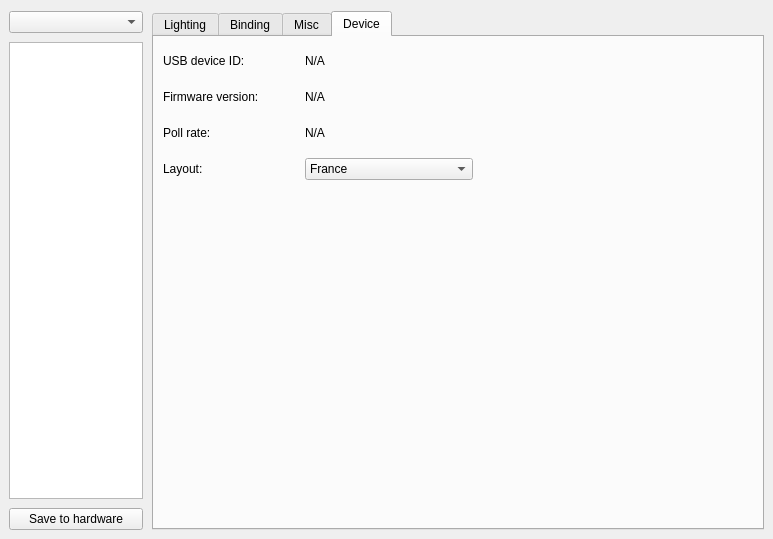
Before: the Qt Designer form src/ckb/kbwidget.ui in ckb-next/ckb-next, drawn with Qt 5.
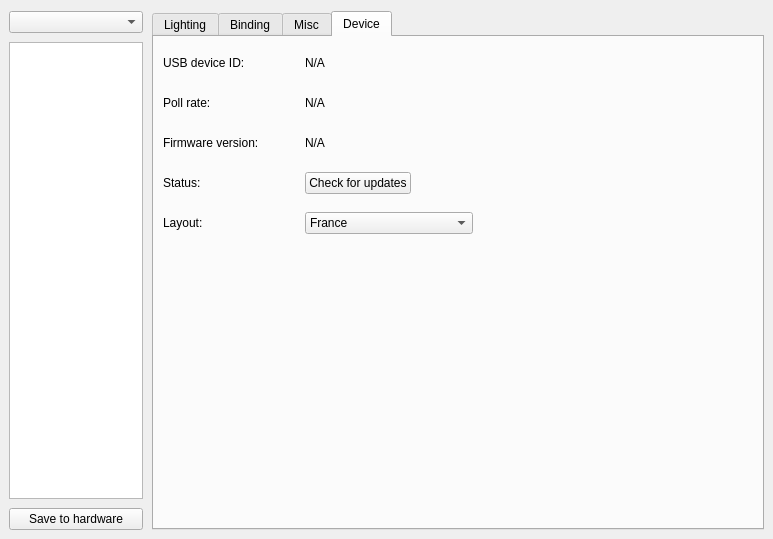
After: the same form once the commit is applied. The open tabs and pages were chosen to show the change. Custom widgets are drawn as their Qt base class.

Patch:
```diff
--- a/src/ckb/kbwidget.ui
+++ b/src/ckb/kbwidget.ui
@@ -260,7 +260,46 @@
        <string>Device</string>
       </attribute>
       <layout class="QGridLayout" name="gridLayout_3">
-       <item row="1" column="2">
+       <item row="0" column="2">
+        <widget class="QLabel" name="serialLabel">
+         <property name="cursor">
+          <cursorShape>IBeamCursor</cursorShape>
+         </property>
+         <property name="text">
+          <string>N/A</string>
+         </property>
+         <property name="textInteractionFlags">
+          <set>Qt::LinksAccessibleByMouse|Qt::TextSelectableByMouse</set>
+         </property>
+        </widget>
+       </item>
+       <item row="0" column="0">
+        <widget class="QLabel" name="label_4">
+         <property name="minimumSize">
+          <size>
+           <width>0</width>
+           <height>34</height>
+          </size>
+         </property>
+         <property name="text">
+          <string>USB device ID:</string>
+         </property>
+        </widget>
+       </item>
+       <item row="7" column="2">
+        <spacer name="verticalSpacer">
+         <property name="orientation">
+          <enum>Qt::Vertical</enum>
+         </property>
+         <property name="sizeHint" stdset="0">
+          <size>
+           <width>20</width>
+           <height>40</height>
+          </size>
+         </property>
+        </spacer>
+       </item>
+       <item row="2" column="2">
         <widget class="QLabel" name="fwLabel">
          <property name="cursor">
           <cursorShape>IBeamCursor</cursorShape>
@@ -273,27 +312,64 @@
          </property>
         </widget>
        </item>
-       <item row="1" column="0">
+       <item row="2" column="0">
         <widget class="QLabel" name="label_9">
+         <property name="minimumSize">
+          <size>
+           <width>0</width>
+           <height>34</height>
+          </size>
+         </property>
          <property name="text">
           <string>Firmware version:</string>
          </property>
         </widget>
        </item>
-       <item row="3" column="4">
-        <spacer name="horizontalSpacer">
+       <item row="4" column="0">
+        <widget class="QLabel" name="fwUpdLabel">
+         <property name="minimumSize">
+          <size>
+           <width>0</width>
+           <height>34</height>
+          </size>
+         </property>
+         <property name="text">
+          <string>Status:</string>
+         </property>
+        </widget>
+       </item>
+       <item row="6" column="0">
+        <widget class="QLabel" name="label_8">
+         <property name="minimumSize">
+          <size>
+           <width>0</width>
+           <height>34</height>
+          </size>
+         </property>
+         <property name="text">
+          <string>Layout:</string>
+         </property>
+        </widget>
+       </item>
+       <item row="2" column="1">
+        <spacer name="horizontalSpacer_2">
          <property name="orientation">
           <enum>Qt::Horizontal</enum>
          </property>
+         <property name="sizeType">
+          <enum>QSizePolicy::Fixed</enum>
+         </property>
          <property name="sizeHint" stdset="0">
           <size>
            <width>40</width>
-           <height>20</height>
+           <height>1</height>
           </size>
          </property>
         </spacer>
        </item>
-       <item row="3" column="2">
+       <item row="6" column="2">
+        <layout class="QHBoxLayout" name="horizontalLayout">
+         <item>
         <widget class="QComboBox" name="layoutBox">
          <property name="sizePolicy">
           <sizepolicy hsizetype="Fixed" vsizetype="Fixed">
@@ -338,140 +414,65 @@
          </item>
         </widget>
        </item>
+         <item>
+          <spacer name="horizontalSpacer">
+           <property name="orientation">
+            <enum>Qt::Horizontal</enum>
+           </property>
+           <property name="sizeHint" stdset="0">
+            <size>
+             <width>40</width>
+             <height>20</height>
+            </size>
+           </property>
+          </spacer>
+         </item>
+        </layout>
+       </item>
        <item row="4" column="2">
-        <spacer name="verticalSpacer">
-         <property name="orientation">
-          <enum>Qt::Vertical</enum>
-         </property>
-         <property name="sizeHint" stdset="0">
-          <size>
-           <width>20</width>
-           <height>40</height>
-          </size>
-         </property>
-        </spacer>
-       </item>
-       <item row="3" column="0">
-        <widget class="QLabel" name="label_8">
+        <layout class="QHBoxLayout" name="fwUpdLayout">
+         <item>
+          <widget class="QPushButton" name="fwUpdButton">
          <property name="text">
-          <string>Layout:</string>
+            <string>Check for updates</string>
          </property>
         </widget>
        </item>
-       <item row="1" column="1">
-        <spacer name="horizontalSpacer_2">
+         <item>
+          <spacer name="horizontalSpacer_3">
          <property name="orientation">
           <enum>Qt::Horizontal</enum>
          </property>
-         <property name="sizeType">
-          <enum>QSizePolicy::Fixed</enum>
-         </property>
          <property name="sizeHint" stdset="0">
           <size>
            <width>40</width>
-           <height>1</height>
+             <height>20</height>
           </size>
          </property>
         </spacer>
        </item>
-       <item row="0" column="0">
-        <widget class="QLabel" name="label_4">
-         <property name="text">
-          <string>USB device ID:</string>
-         </property>
-        </widget>
+        </layout>
        </item>
-       <item row="2" column="2">
-        <widget class="QLabel" name="pollLabel">
-         <property name="text">
-          <string>N/A</string>
+       <item row="1" column="0">
+        <widget class="QLabel" name="pollLabel2">
+         <property name="minimumSize">
+          <size>
+           <width>0</width>
+           <height>34</height>
+          </size>
          </property>
-        </widget>
-       </item>
-       <item row="2" column="0">
-        <widget class="QLabel" name="label_2">
          <property name="text">
           <string>Poll rate:</string>
          </property>
         </widget>
        </item>
-       <item row="0" column="2">
-        <widget class="QLabel" name="serialLabel">
-         <property name="cursor">
-          <cursorShape>IBeamCursor</cursorShape>
-         </property>
+       <item row="1" column="2">
+        <widget class="QLabel" name="pollLabel">
          <property name="text">
           <string>N/A</string>
          </property>
-         <property name="textInteractionFlags">
-          <set>Qt::LinksAccessibleByMouse|Qt::TextSelectableByMouse</set>
-         </property>
         </widget>
        </item>
-       <item row="3" column="3">
-        <spacer name="verticalSpacer_4">
-         <property name="orientation">
-          <enum>Qt::Vertical</enum>
-         </property>
-         <property name="sizeType">
-          <enum>QSizePolicy::Fixed</enum>
-         </property>
-         <property name="sizeHint" stdset="0">
-          <size>
-           <width>20</width>
-           <height>30</height>
-          </size>
-         </property>
-        </spacer>
-       </item>
-       <item row="1" column="3">
-        <spacer name="verticalSpacer_3">
-         <property name="orientation">
-          <enum>Qt::Vertical</enum>
-         </property>
-         <property name="sizeType">
-          <enum>QSizePolicy::Fixed</enum>
-         </property>
-         <property name="sizeHint" stdset="0">
-          <size>
-           <width>20</width>
-           <height>30</height>
-          </size>
-         </property>
-        </spacer>
-       </item>
-       <item row="0" column="3">
-        <spacer name="verticalSpacer_2">
-         <property name="orientation">
-          <enum>Qt::Vertical</enum>
-         </property>
-         <property name="sizeType">
-          <enum>QSizePolicy::Fixed</enum>
-         </property>
-         <property name="sizeHint" stdset="0">
-          <size>
-           <width>20</width>
-           <height>30</height>
-          </size>
-         </property>
-        </spacer>
-       </item>
-       <item row="2" column="3">
-        <spacer name="verticalSpacer_6">
-         <property name="orientation">
-          <enum>Qt::Vertical</enum>
-         </property>
-         <property name="sizeType">
-          <enum>QSizePolicy::Fixed</enum>
-         </property>
-         <property name="sizeHint" stdset="0">
-          <size>
-           <width>20</width>
-           <height>30</height>
-          </size>
-         </property>
-        </spacer>
-       </item>
       </layout>
      </widget>
     </widget>
```
Lines whose indentation alone changed are shown as unchanged.
